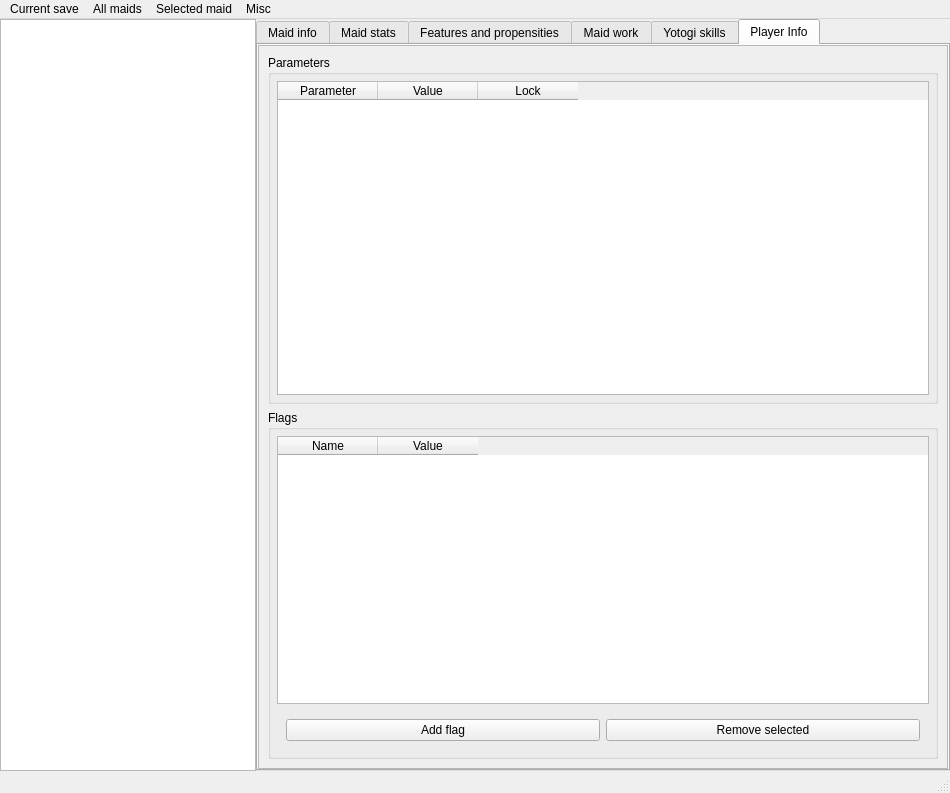
Above: GUI/templates/maid_fiddler.ui from ghorsington/COM3D2.MaidFiddler before the change. Below: the same form after it.
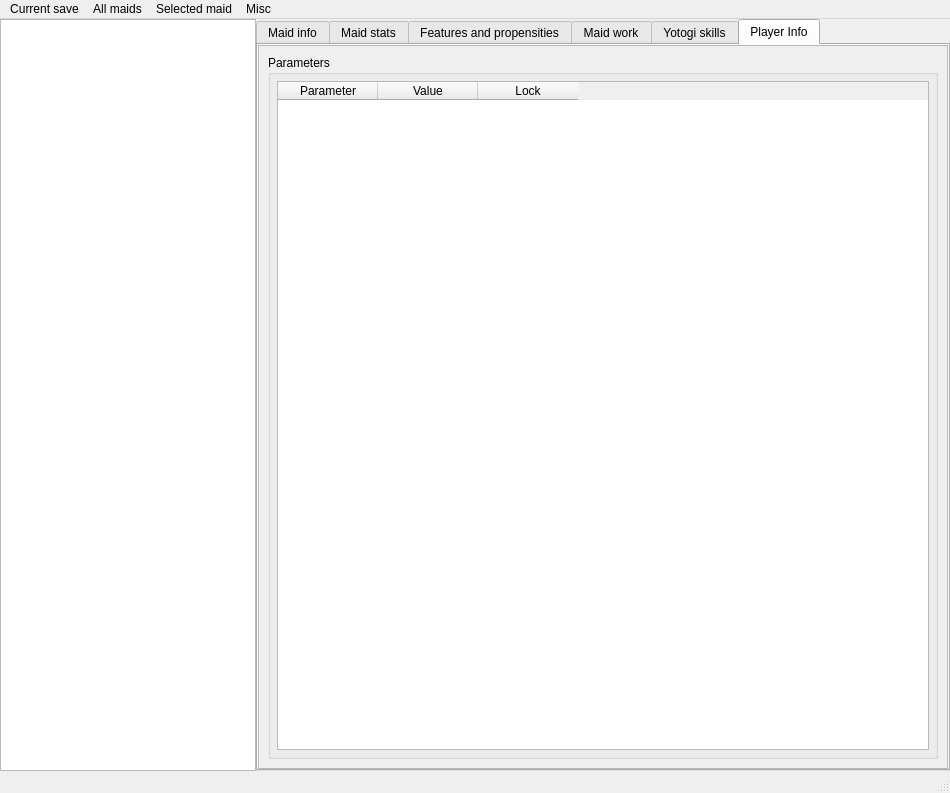
That is the form after the change. The open tabs and pages were chosen to show the change.

Commit message: Implement player tab; cleanup code

```diff
--- a/GUI/templates/maid_fiddler.ui
+++ b/GUI/templates/maid_fiddler.ui
@@ -1294,100 +1294,6 @@
                 </layout>
                </widget>
               </item>
-              <item>
-               <widget class="QGroupBox" name="groupBox_9">
-                <property name="sizePolicy">
-                 <sizepolicy hsizetype="Preferred" vsizetype="Preferred">
-                  <horstretch>0</horstretch>
-                  <verstretch>0</verstretch>
-                 </sizepolicy>
-                </property>
-                <property name="title">
-                 <string>Flags</string>
-                </property>
-                <layout class="QVBoxLayout" name="verticalLayout_20">
-                 <property name="leftMargin">
-                  <number>6</number>
-                 </property>
-                 <property name="topMargin">
-                  <number>6</number>
-                 </property>
-                 <property name="rightMargin">
-                  <number>6</number>
-                 </property>
-                 <property name="bottomMargin">
-                  <number>6</number>
-                 </property>
-                 <item>
-                  <widget class="QTableWidget" name="player_flags_table">
-                   <property name="sizePolicy">
-                    <sizepolicy hsizetype="Expanding" vsizetype="Minimum">
-                     <horstretch>0</horstretch>
-                     <verstretch>0</verstretch>
-                    </sizepolicy>
-                   </property>
-                   <property name="sizeAdjustPolicy">
-                    <enum>QAbstractScrollArea::AdjustToContents</enum>
-                   </property>
-                   <property name="editTriggers">
-                    <set>QAbstractItemView::DoubleClicked</set>
-                   </property>
-                   <property name="alternatingRowColors">
-                    <bool>true</bool>
-                   </property>
-                   <attribute name="horizontalHeaderMinimumSectionSize">
-                    <number>24</number>
-                   </attribute>
-                   <attribute name="verticalHeaderVisible">
-                    <bool>false</bool>
-                   </attribute>
-                   <attribute name="verticalHeaderDefaultSectionSize">
-                    <number>24</number>
-                   </attribute>
-                   <attribute name="verticalHeaderMinimumSectionSize">
-                    <number>24</number>
-                   </attribute>
-                   <column>
-                    <property name="text">
-                     <string>Name</string>
-                    </property>
-                   </column>
-                   <column>
-                    <property name="text">
-                     <string>Value</string>
-                    </property>
-                   </column>
-                  </widget>
-                 </item>
-                 <item>
-                  <widget class="QWidget" name="widget_2" native="true">
-                   <property name="sizePolicy">
-                    <sizepolicy hsizetype="Preferred" vsizetype="Maximum">
-                     <horstretch>0</horstretch>
-                     <verstretch>0</verstretch>
-                    </sizepolicy>
-                   </property>
-                   <layout class="QHBoxLayout" name="horizontalLayout_2">
-                    <item>
-                     <widget class="QPushButton" name="player_flags_add_button">
-                      <property name="text">
-                       <string>Add flag</string>
-                      </property>
-                     </widget>
-                    </item>
-                    <item>
-                     <widget class="QPushButton" name="player_flags_remove_button">
-                      <property name="text">
-                       <string>Remove selected</string>
-                      </property>
-                     </widget>
-                    </item>
-                   </layout>
-                  </widget>
-                 </item>
-                </layout>
-               </widget>
-              </item>
              </layout>
             </widget>
            </widget>
```
The commit also changes 12 other files.
